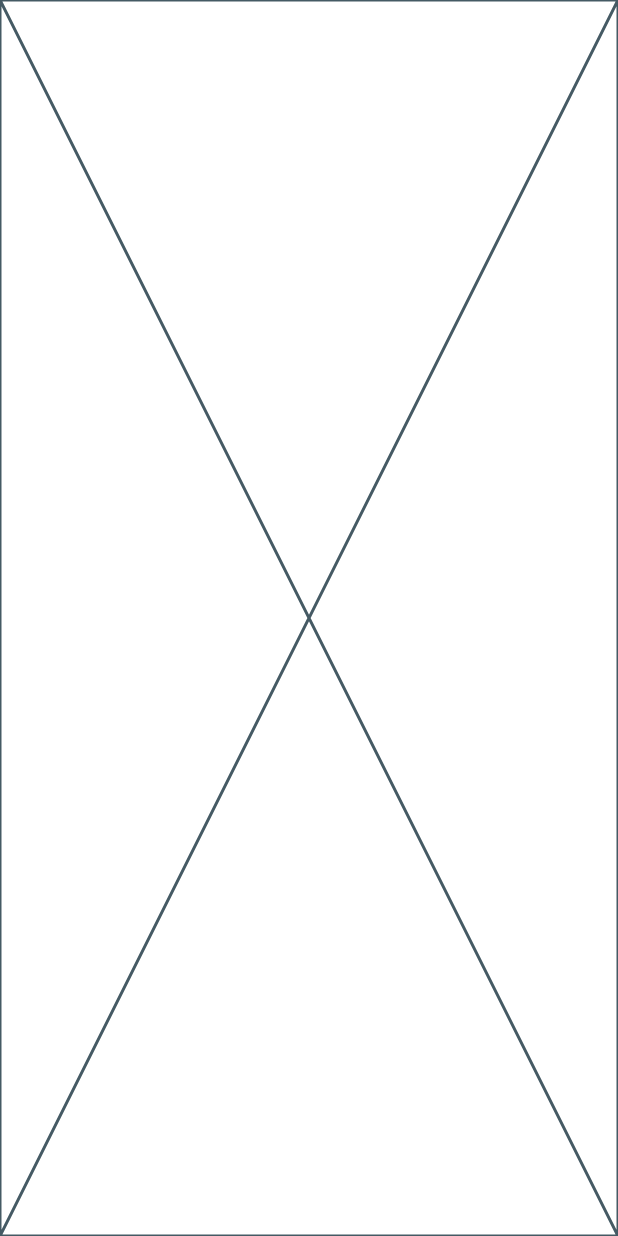
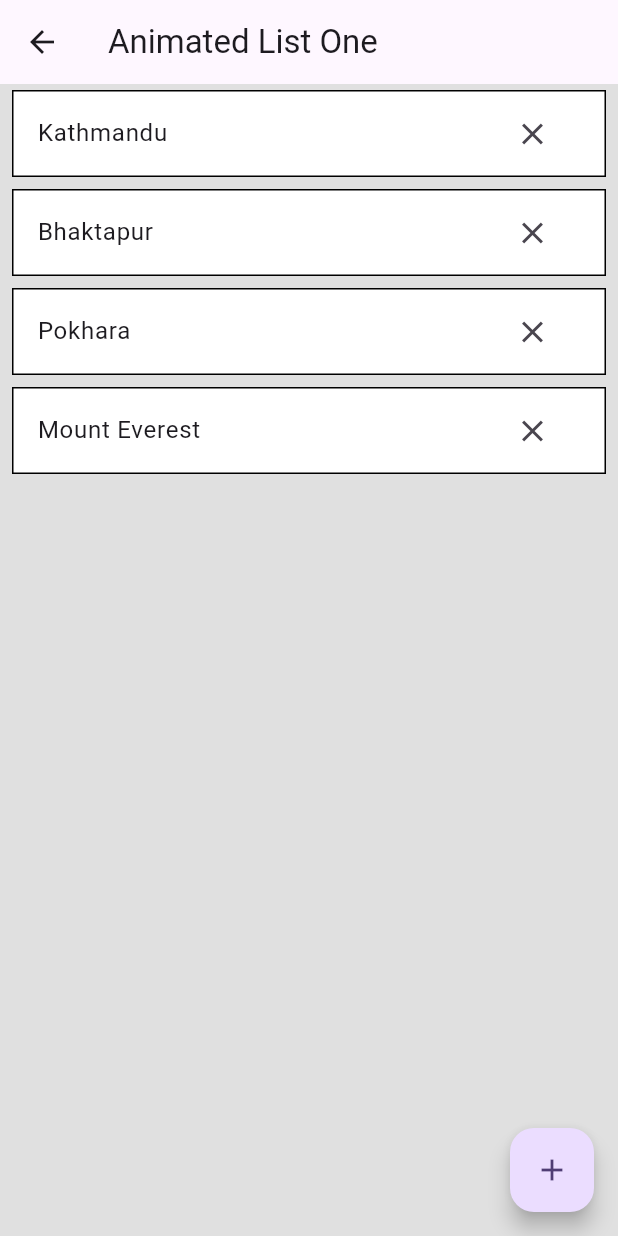
Before and after one commit to Ridley7/ui_challenges, a Flutter app: the Animations screen opened by its route, after a tap on "Animated List One", on a phone screen of 412 x 824 dp. Run offline on Flutter 3.47's test engine with Material 3 defaults, Android fonts, the phone set to English and light mode, and no system bars.

Commit message:
animated list one

```diff
--- a/lib/main.dart
+++ b/lib/main.dart
@@ -24,7 +24,7 @@ class MyApp extends StatelessWidget {
         routes: {
           '/': (context) => const Home(),
           '/animations': (context) => const Animations(),
-          '/animations/animated_list_one' : (context) => const AnimatedListOne(),
+          '/animations/animated_list_one' : (context) => AnimatedListOne(),
         },
     );
   }
--- a/lib/presentation/animations/animated_list_one/animated_list_one.dart
+++ b/lib/presentation/animations/animated_list_one/animated_list_one.dart
@@ -1,10 +1,93 @@
 import 'package:flutter/material.dart';
+import 'package:flutter_ui_challenges/presentation/animations/animated_list_one/bordered_container.dart';
 
-class AnimatedListOne extends StatelessWidget {
-  const AnimatedListOne({super.key});
+class AnimatedListOne extends StatefulWidget {
+  AnimatedListOne({super.key});
+
+  @override
+  State<AnimatedListOne> createState() => _AnimatedListOneState();
+}
+
+class _AnimatedListOneState extends State<AnimatedListOne> {
+  final GlobalKey<AnimatedListState> _listKey = GlobalKey<AnimatedListState>();
+  List<String> places = [
+    "Nuwakot",
+    "Dhaulagiri",
+    "Rara",
+    "Muktinath",
+    "Pashupatinath"
+  ];
+
+  late List<String> items;
+
+  @override
+  void initState() {
+    items = ["Kathmandu", "Bhaktapur", "Pokhara", "Mount Everest"];
+    super.initState();
+  }
 
   @override
   Widget build(BuildContext context) {
-    return const Placeholder();
+    return Scaffold(
+      appBar: AppBar(
+        title: const Text("Animated List One"),
+      ),
+      backgroundColor: Colors.grey.shade300,
+      body: AnimatedList(
+        key: _listKey,
+        initialItemCount: items.length,
+        itemBuilder:
+            (BuildContext context, int index, Animation<double> animation) {
+          return SlideTransition(
+            position: Tween<Offset>(begin: const Offset(1, 0), end: Offset.zero)
+                .animate(animation),
+            child: BorderedContainer(
+              margin: const EdgeInsets.symmetric(vertical: 4.0, horizontal: 8.0),
+              padding: const EdgeInsets.all(0),
+              child: ListTile(
+                title: Text(items[index]),
+                trailing: IconButton(
+                  icon: const Icon(Icons.clear),
+                  onPressed: () {
+                    _listKey.currentState!.removeItem(index,
+                        (context, animation) {
+                      String removedItem = items.removeAt(index);
+                      return SizeTransition(
+                        sizeFactor: animation,
+                        axis: Axis.vertical,
+                        child: BorderedContainer(
+                          margin: const EdgeInsets.symmetric(
+                              vertical: 4.0, horizontal: 8.0),
+                          padding: const EdgeInsets.all(0),
+                          child: ListTile(
+                            title: Text(removedItem),
+                          ),
+                        ),
+                      );
+                    });
+                    setState(() {
+                      //Si hiciese falta
+                    });
+                  },
+                ),
+              ),
+            ),
+          );
+        },
+      ),
+
+      floatingActionButton: FloatingActionButton(
+        onPressed: () {
+          places.shuffle();
+          items.insert(items.length, places[0]);
+          _listKey.currentState!.insertItem(items.length - 1);
+          setState(() {
+
+          });
+        },
+        child: const Icon(Icons.add),
+      ),
+
+    );
   }
 }
--- /dev/null
+++ b/lib/presentation/animations/animated_list_one/bordered_container.dart
@@ -0,0 +1,25 @@
+import 'package:flutter/material.dart';
+
+class BorderedContainer extends StatelessWidget {
+  const BorderedContainer({super.key, this.child, this.margin, this.padding});
+
+  final Widget? child;
+  final EdgeInsetsGeometry? margin;
+  final EdgeInsetsGeometry? padding;
+
+  @override
+  Widget build(BuildContext context) {
+    return Container(
+      margin: const EdgeInsets.symmetric(vertical: 4.0, horizontal: 8.0),
+      padding: const EdgeInsets.all(0),
+      decoration: BoxDecoration(
+          color: Colors.white,
+          border: Border.all(
+              color: Colors.black,
+              width: 1
+          )
+      ),
+      child: child,
+    );
+  }
+}
```
